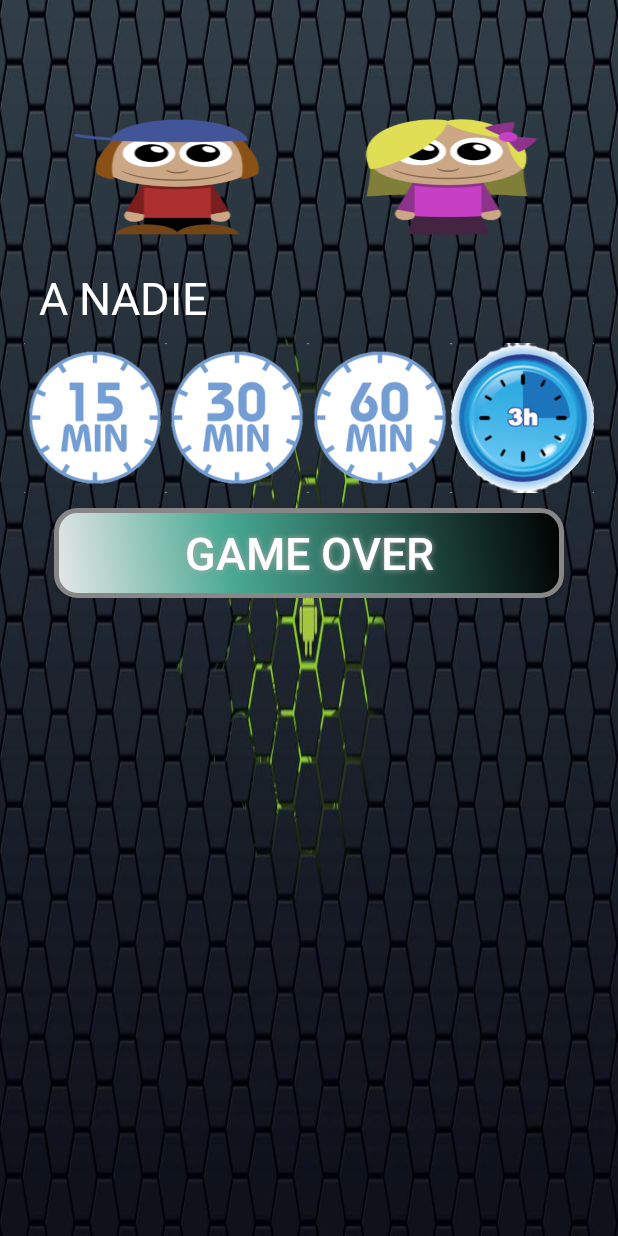
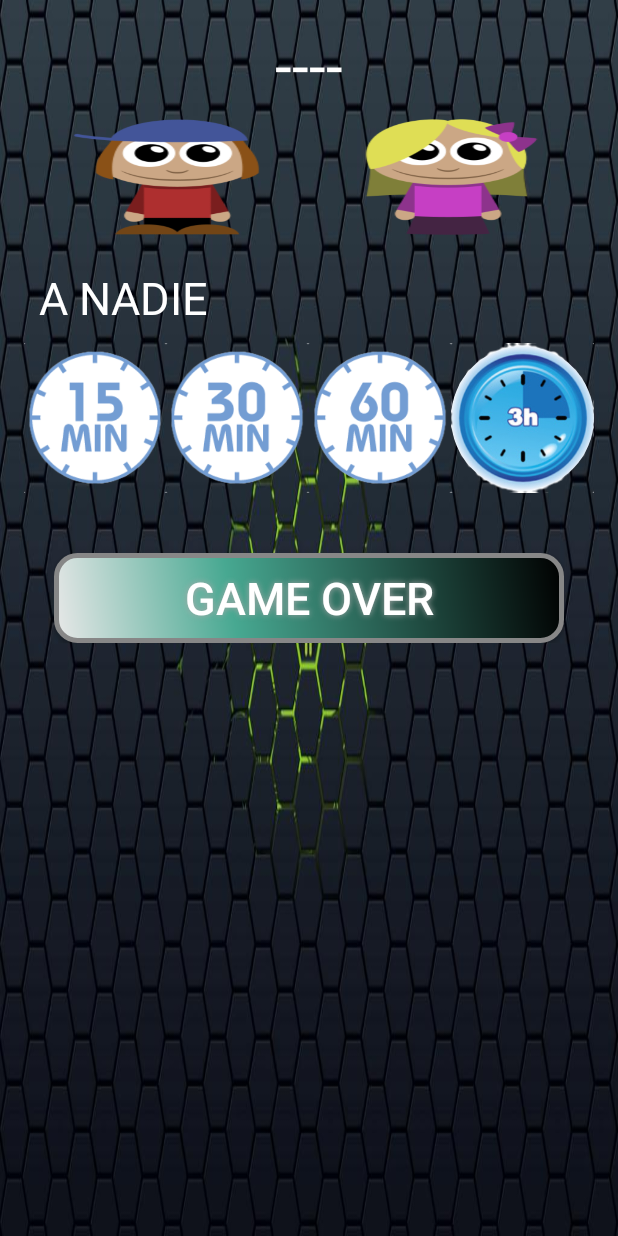
Before and after one commit to interamaster/kidstimerremote, an Android app: the screen it shows after launch (MainActivity), on a phone screen of 412 x 824 dp. Run offline under Robolectric (Android 15) with nearby library versions, the phone set to English and light mode, and no system bars; plain views replace CircularImageView.

Commit message:
v06 añadido code visual tambien por si falla el remote: pte: icono intro con ayuda

```diff
--- /dev/null
+++ b/app/src/main/res/anim/bounce.xml
@@ -0,0 +1,9 @@
+<?xml version="1.0" encoding="utf-8"?> <set xmlns:android="http://schemas.android.com/apk/res/android" >
+    <scale android:duration="2000"
+        android:fromXScale="0.3"
+        android:toXScale="1.0"
+        android:fromYScale="0.3"
+        android:toYScale="1.0"
+        android:pivotX="50%"
+        android:pivotY="50%" />
+</set>
--- a/app/src/main/res/layout/activity_main.xml
+++ b/app/src/main/res/layout/activity_main.xml
@@ -30,7 +30,7 @@
         android:layout_marginLeft="20dp"
         android:layout_marginRight="20dp"
         android:layout_marginBottom="0dp"
-        android:layout_marginTop="10dp">
+        android:layout_marginTop="40dp">
 
         <Button
             android:id="@+id/angry_btn"
@@ -46,6 +46,7 @@
             android:shadowDx="0"
             android:shadowDy="0"
             android:shadowRadius="5"
+
             />
 
     </LinearLayout>
@@ -114,6 +115,22 @@
             />
 
     </LinearLayout>
+    <LinearLayout
+        android:layout_width="match_parent"
+        android:layout_height="60dp">
+
+        <TextView
+            android:layout_width="match_parent"
+            android:layout_height="50dp"
+            android:textAppearance="?android:attr/textAppearanceLarge"
+            android:text="----"
+            android:textColor="#FFFFFF"
+            android:textSize="40sp"
+            android:id="@+id/secretCodetxt"
+            android:gravity="center_horizontal"
+            android:layout_alignParentTop="true"
+            android:layout_alignParentStart="true" />
+    </LinearLayout>
 
     <LinearLayout
         android:layout_width="match_parent"
@@ -124,6 +141,8 @@
         android:layout_alignParentTop="true"
         android:layout_alignParentStart="true"
         >
+
+
 
         <com.github.siyamed.shapeimageview.CircularImageView
             android:layout_width="0dp"
```
Also changed, not shown: app/src/main/java/com/mio/jrdv/kidstimerremote/BounceInterpolator.java (added, +15 -0 lines), app/src/main/java/com/mio/jrdv/kidstimerremote/MainActivity.java (+168 -0 lines).
